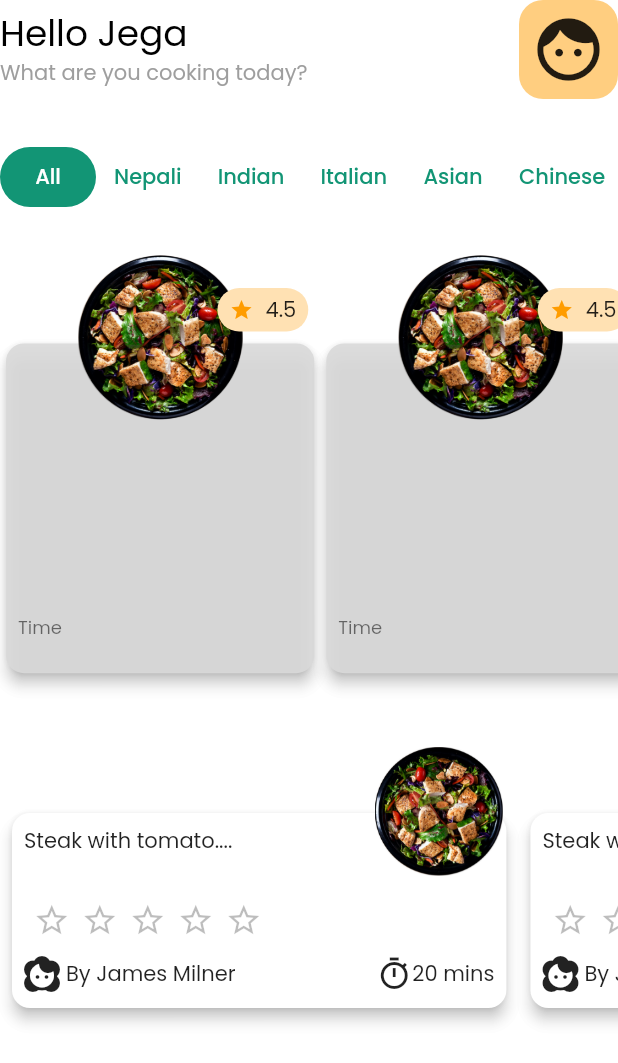
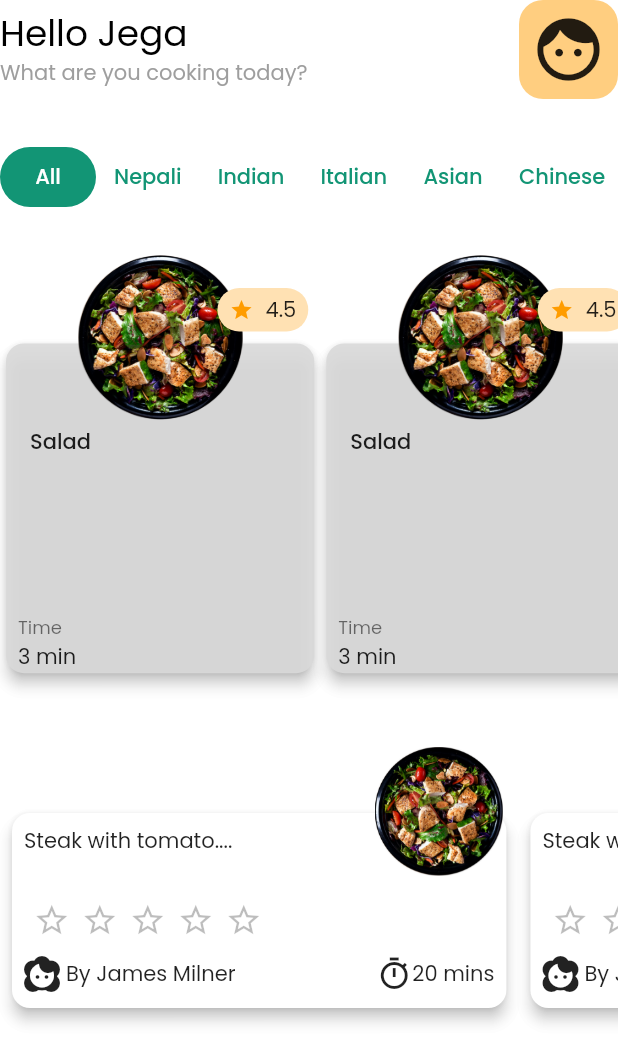
Before and after one commit to sujan6539/the_real_recipe, a Flutter app: the screen it shows once a user with an empty profile is signed in, on a phone screen of 412 x 824 dp. Shown: the top 1063 px of the screen. Run offline on Flutter 3.47's test engine with Material 2 defaults, Android fonts, the phone set to English and light mode, and no system bars; our stand-ins replace chopper, firebase_auth, firebase_core, flutter_riverpod, font_awesome_flutter, freezed_annotation and 1 more; accounts and stored records are empty; generated files the repository leaves out were written again; network calls fail.

Commit message:
adding random defaults.

```diff
--- a/lib/presentation/ui/consumer_widget/hero_card_consumer_widget.dart
+++ b/lib/presentation/ui/consumer_widget/hero_card_consumer_widget.dart
@@ -30,8 +30,8 @@ class HeroCardConsumerWidget extends ConsumerWidget {
     return ListView.builder(
       itemBuilder: (buildContext, index) {
         return HeroCard(
-          title: results?[index].name ?? "",
-          time: results?[index].cookTimeMinutes?.toString() ?? '',
+          title: results?[index].name ?? "Salad",
+          time: results?[index].cookTimeMinutes?.toString() ?? '3 min',
         );
       },
       itemCount: item,
```
